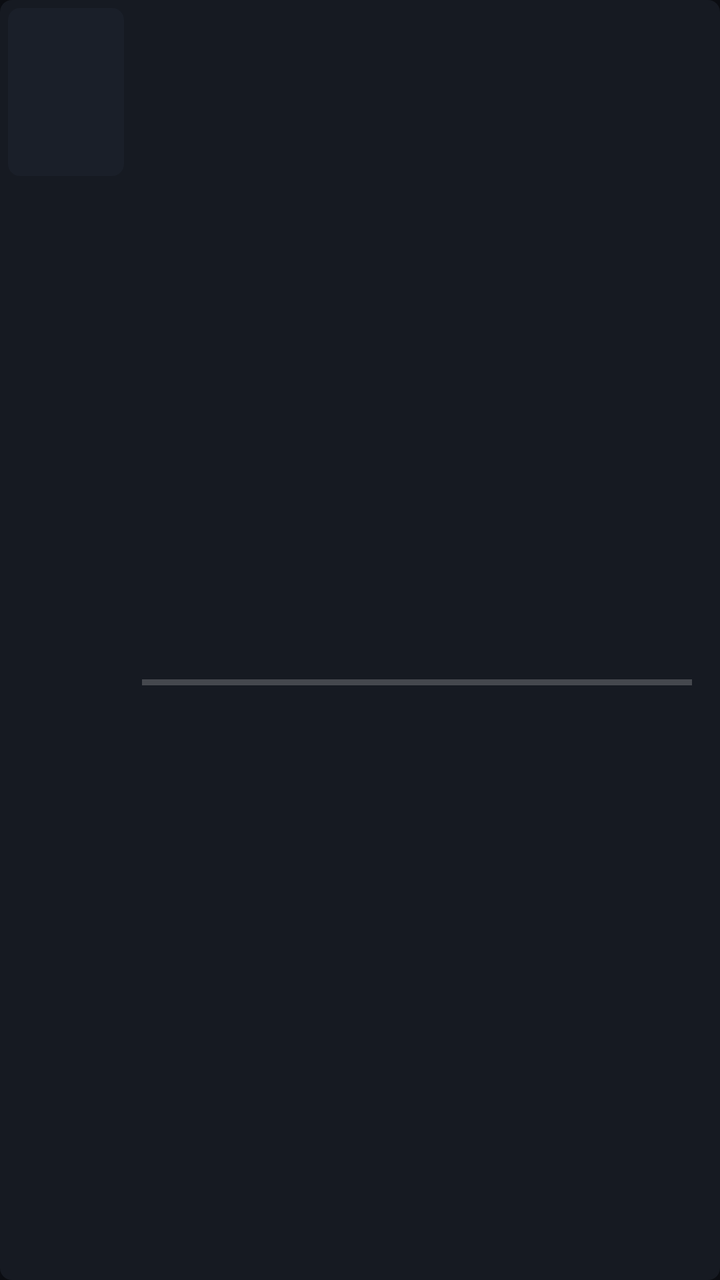
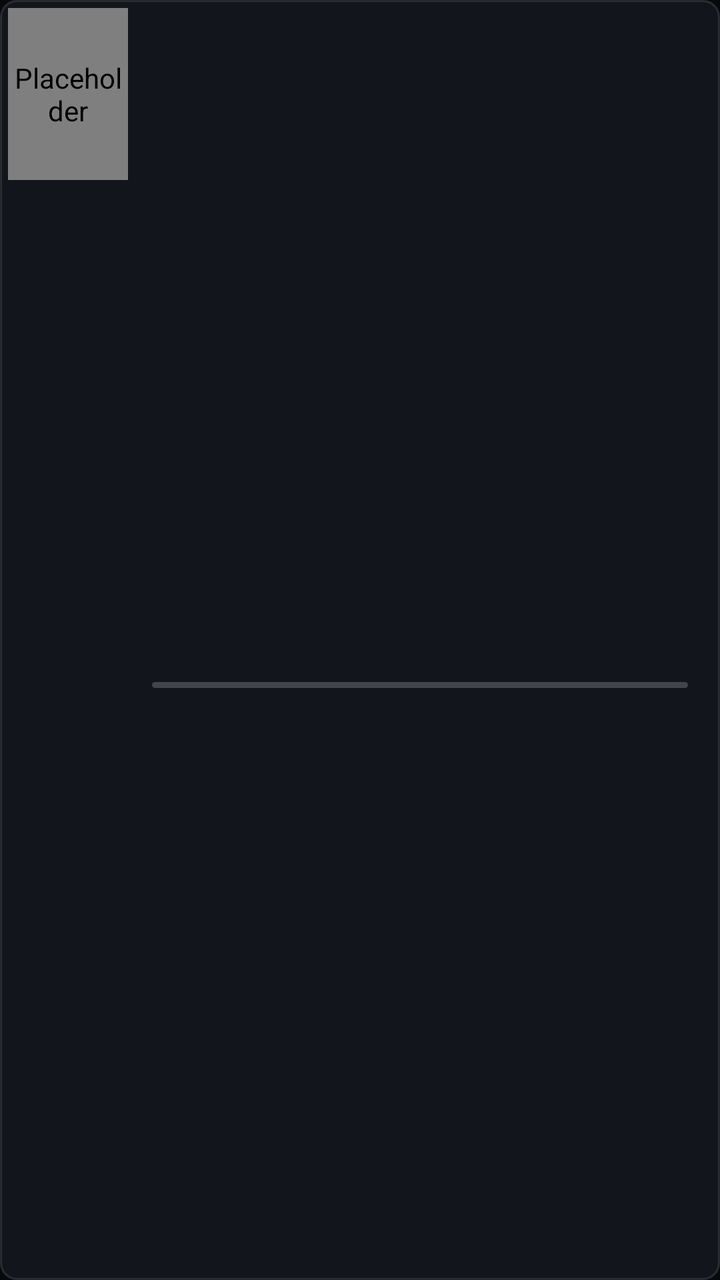

Two renders of the same Android screen: before a commit and after it. Below are the layout's source before the change and the commit's diff.
<!-- AndroidManifest.xml: application theme AppTheme -->
<!-- res/layout/item_history.xml -->
<?xml version="1.0" encoding="utf-8"?>
<LinearLayout xmlns:android="http://schemas.android.com/apk/res/android"
    android:layout_width="250dp"
    android:layout_height="92dp"
    android:orientation="horizontal"
    android:focusable="true"
    android:background="@drawable/bg_card"
    android:padding="4dp">

    <ImageView
        android:id="@+id/poster"
        android:layout_width="58dp"
        android:layout_height="84dp"
        android:scaleType="centerCrop"
        android:background="@drawable/ph_poster"
        android:contentDescription="@null" />

    <LinearLayout
        android:layout_width="0dp"
        android:layout_height="match_parent"
        android:layout_weight="1"
        android:layout_marginLeft="9dp"
        android:layout_marginRight="6dp"
        android:orientation="vertical"
        android:gravity="center_vertical">

        <TextView
            android:id="@+id/h_title"
            style="@style/CardTitle"
            android:layout_width="match_parent"
            android:layout_height="wrap_content"
            android:textSize="14sp" />

        <TextView
            android:id="@+id/h_sub"
            style="@style/CardSub"
            android:layout_width="match_parent"
            android:layout_height="wrap_content"
            android:layout_marginTop="2dp"
            android:textSize="11sp" />

        
        <LinearLayout
            android:layout_width="match_parent"
            android:layout_height="3dp"
            android:layout_marginTop="7dp"
            android:layout_marginRight="4dp"
            android:orientation="horizontal">

            <View
                android:id="@+id/h_bar_done"
                android:layout_width="0dp"
                android:layout_height="3dp"
                android:layout_weight="0"
                android:background="@color/accent" />

            <View
                android:id="@+id/h_bar_rest"
                android:layout_width="0dp"
                android:layout_height="3dp"
                android:layout_weight="100"
                android:background="#33FFFFFF" />
        </LinearLayout>
    </LinearLayout>
</LinearLayout>
<!-- resources referenced by this layout -->
<resources>
  <color name="accent">#FFFF4D6A</color>
  <!-- drawable bg_card (drawable) -->
  <?xml version="1.0" encoding="utf-8"?>
  <selector xmlns:android="http://schemas.android.com/apk/res/android">
      
      <item android:state_focused="true">
          <shape android:shape="rectangle">
              <solid android:color="@color/bg_card" />
              <corners android:radius="6dp" />
              <stroke android:width="3dp" android:color="#FFFFFFFF" />
          </shape>
      </item>
      <item android:state_pressed="true">
          <shape android:shape="rectangle">
              <solid android:color="@color/bg_elev" />
              <corners android:radius="6dp" />
          </shape>
      </item>
      <item>
          <shape android:shape="rectangle">
              <solid android:color="@color/bg_card" />
              <corners android:radius="6dp" />
          </shape>
      </item>
  </selector>
  <!-- drawable ph_poster (drawable) -->
  <?xml version="1.0" encoding="utf-8"?>
  <shape xmlns:android="http://schemas.android.com/apk/res/android" android:shape="rectangle">
      <solid android:color="#FF1A1F29" />
      <corners android:radius="6dp" />
  </shape>
  <style name="CardSub">
          <item name="android:textColor">@color/text_secondary</item>
          <item name="android:textSize">12sp</item>
          <item name="android:singleLine">true</item>
          <item name="android:ellipsize">end</item>
      </style>
  <style name="CardTitle">
          <item name="android:textColor">@color/text_primary</item>
          <item name="android:textSize">15sp</item>
          <item name="android:singleLine">true</item>
          <item name="android:ellipsize">end</item>
      </style>
  <style name="AppTheme" parent="@android:style/Theme.Holo.NoActionBar">
          <item name="android:windowBackground">@color/bg</item>
          <item name="android:windowNoTitle">true</item>
      </style>
  <color name="bg_card">#FF161A22</color>
  <color name="bg_elev">#FF1E2430</color>
  <color name="text_secondary">#FF9AA3B2</color>
  <color name="text_primary">#FFF2F4F8</color>
  <color name="bg">#FF0B0D12</color>
</resources>

<!-- the commit's change to res/layout/item_history.xml (unified diff, before → after) -->
@@ -1,16 +1,16 @@
 <?xml version="1.0" encoding="utf-8"?>
 <LinearLayout xmlns:android="http://schemas.android.com/apk/res/android"
-    android:layout_width="250dp"
-    android:layout_height="92dp"
+    android:layout_width="256dp"
+    android:layout_height="94dp"
     android:orientation="horizontal"
     android:focusable="true"
     android:background="@drawable/bg_card"
     android:padding="4dp">
 
-    <ImageView
+    <com.vodtv.widget.RoundImageView
         android:id="@+id/poster"
-        android:layout_width="58dp"
-        android:layout_height="84dp"
+        android:layout_width="60dp"
+        android:layout_height="86dp"
         android:scaleType="centerCrop"
         android:background="@drawable/ph_poster"
         android:contentDescription="@null" />
@@ -19,32 +19,30 @@
         android:layout_width="0dp"
         android:layout_height="match_parent"
         android:layout_weight="1"
-        android:layout_marginLeft="9dp"
-        android:layout_marginRight="6dp"
+        android:layout_marginLeft="@dimen/space_md"
+        android:layout_marginRight="@dimen/space_sm"
         android:orientation="vertical"
         android:gravity="center_vertical">
 
         <TextView
             android:id="@+id/h_title"
-            style="@style/CardTitle"
+            style="@style/Text.Body"
             android:layout_width="match_parent"
-            android:layout_height="wrap_content"
-            android:textSize="14sp" />
+            android:layout_height="wrap_content" />
 
         <TextView
             android:id="@+id/h_sub"
-            style="@style/CardSub"
+            style="@style/Text.Micro"
             android:layout_width="match_parent"
             android:layout_height="wrap_content"
-            android:layout_marginTop="2dp"
-            android:textSize="11sp" />
+            android:layout_marginTop="2dp" />
 
         
         <LinearLayout
             android:layout_width="match_parent"
             android:layout_height="3dp"
-            android:layout_marginTop="7dp"
-            android:layout_marginRight="4dp"
+            android:layout_marginTop="@dimen/space_sm"
+            android:layout_marginRight="@dimen/space_xs"
             android:orientation="horizontal">
 
             <View
@@ -52,14 +50,14 @@
                 android:layout_width="0dp"
                 android:layout_height="3dp"
                 android:layout_weight="0"
-                android:background="@color/accent" />
+                android:background="@drawable/bar_done" />
 
             <View
                 android:id="@+id/h_bar_rest"
                 android:layout_width="0dp"
                 android:layout_height="3dp"
                 android:layout_weight="100"
-                android:background="#33FFFFFF" />
+                android:background="@drawable/bar_rest" />
         </LinearLayout>
     </LinearLayout>
 </LinearLayout>
<!-- resource entries referenced after the edit -->
@@ -1,56 +1,77 @@
 <!-- resources referenced by this layout -->
 <resources>
-  <color name="accent">#FFFF4D6A</color>
+  <dimen name="space_md">12dp</dimen>
+  <dimen name="space_sm">8dp</dimen>
+  <dimen name="space_xs">4dp</dimen>
+  <!-- drawable bar_done (drawable) -->
+  <?xml version="1.0" encoding="utf-8"?>
+  <shape xmlns:android="http://schemas.android.com/apk/res/android" android:shape="rectangle">
+      <solid android:color="@color/brand" />
+      <corners android:radius="99dp" />
+  </shape>
+  <!-- drawable bar_rest (drawable) -->
+  <?xml version="1.0" encoding="utf-8"?>
+  <shape xmlns:android="http://schemas.android.com/apk/res/android" android:shape="rectangle">
+      <solid android:color="#33FFFFFF" />
+      <corners android:radius="99dp" />
+  </shape>
   <!-- drawable bg_card (drawable) -->
   <?xml version="1.0" encoding="utf-8"?>
   <selector xmlns:android="http://schemas.android.com/apk/res/android">
-      
       <item android:state_focused="true">
           <shape android:shape="rectangle">
-              <solid android:color="@color/bg_card" />
-              <corners android:radius="6dp" />
-              <stroke android:width="3dp" android:color="#FFFFFFFF" />
+              <solid android:color="@color/surface_2" />
+              <corners android:radius="@dimen/radius_md" />
+              <stroke android:width="@dimen/focus_stroke" android:color="@color/focus" />
           </shape>
       </item>
       <item android:state_pressed="true">
           <shape android:shape="rectangle">
-              <solid android:color="@color/bg_elev" />
-              <corners android:radius="6dp" />
+              <solid android:color="@color/surface_2" />
+              <corners android:radius="@dimen/radius_md" />
           </shape>
       </item>
       <item>
           <shape android:shape="rectangle">
-              <solid android:color="@color/bg_card" />
-              <corners android:radius="6dp" />
+              <solid android:color="@color/surface" />
+              <corners android:radius="@dimen/radius_md" />
+              <stroke android:width="1dp" android:color="@color/stroke" />
           </shape>
       </item>
   </selector>
   <!-- drawable ph_poster (drawable) -->
   <?xml version="1.0" encoding="utf-8"?>
-  <shape xmlns:android="http://schemas.android.com/apk/res/android" android:shape="rectangle">
-      <solid android:color="#FF1A1F29" />
-      <corners android:radius="6dp" />
+  <shape xmlns:android="http://schemas.android.com/apk/res/android"
+      android:shape="rectangle">
+      <solid android:color="@color/surface_2" />
+      <corners android:radius="@dimen/radius_md" />
   </shape>
-  <style name="CardSub">
-          <item name="android:textColor">@color/text_secondary</item>
-          <item name="android:textSize">12sp</item>
+  <style name="Text.Body">
+          <item name="android:textColor">@color/text_primary</item>
+          <item name="android:textSize">@dimen/text_body</item>
           <item name="android:singleLine">true</item>
           <item name="android:ellipsize">end</item>
       </style>
-  <style name="CardTitle">
-          <item name="android:textColor">@color/text_primary</item>
-          <item name="android:textSize">15sp</item>
+  <style name="Text.Micro">
+          <item name="android:textColor">@color/text_tertiary</item>
+          <item name="android:textSize">@dimen/text_micro</item>
           <item name="android:singleLine">true</item>
-          <item name="android:ellipsize">end</item>
       </style>
   <style name="AppTheme" parent="@android:style/Theme.Holo.NoActionBar">
           <item name="android:windowBackground">@color/bg</item>
           <item name="android:windowNoTitle">true</item>
       </style>
-  <color name="bg_card">#FF161A22</color>
-  <color name="bg_elev">#FF1E2430</color>
-  <color name="text_secondary">#FF9AA3B2</color>
-  <color name="text_primary">#FFF2F4F8</color>
-  <color name="bg">#FF0B0D12</color>
+  <color name="brand">#FF2B5CFF</color>
+  <color name="surface_2">#FF1B1F28</color>
+  <dimen name="radius_md">8dp</dimen>
+  <dimen name="focus_stroke">2dp</dimen>
+  <color name="focus">#FF5B82FF</color>
+  <color name="surface">#FF12151C</color>
+  <color name="stroke">#1FFFFFFF</color>
+  <color name="text_primary">#FFF5F7FA</color>
+  <dimen name="text_body">15sp</dimen>
+  <color name="text_tertiary">#FF76808F</color>
+  <dimen name="text_micro">11sp</dimen>
+  <color name="bg">#FF08090D</color>
 </resources>
 
